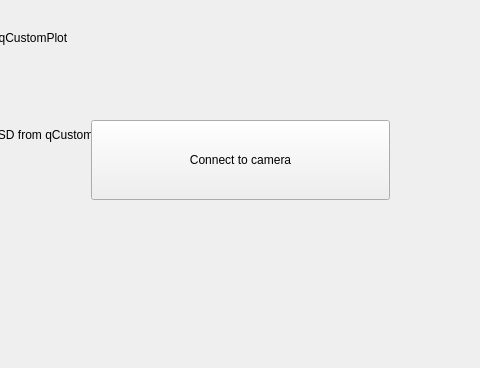
First picture: the form in ui/mainwindow.ui, repository wglowacki/camera_pulse_detector, before the edit; both pictures show x 439 to 919 and y 536 to 904 of the 1021 by 904 pixel window.
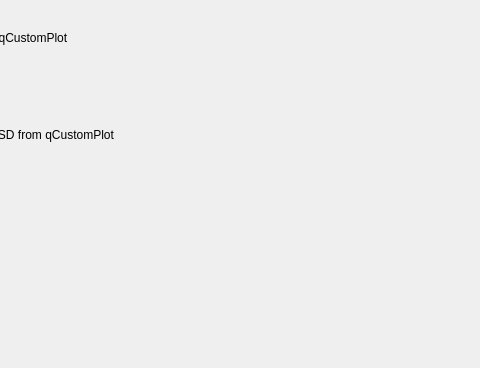
Second picture: the form after the edit.

```diff
--- a/ui/mainwindow.ui
+++ b/ui/mainwindow.ui
@@ -234,25 +234,6 @@
      </item>
     </layout>
    </widget>
-   <widget class="QPushButton" name="connectCameraButton_2">
-    <property name="geometry">
-     <rect>
-      <x>530</x>
-      <y>620</y>
-      <width>299</width>
-      <height>80</height>
-     </rect>
-    </property>
-    <property name="minimumSize">
-     <size>
-      <width>0</width>
-      <height>80</height>
-     </size>
-    </property>
-    <property name="text">
-     <string>Connect to camera</string>
-    </property>
-   </widget>
   </widget>
   <widget class="QToolBar" name="mainToolBar">
    <attribute name="toolBarArea">
```
Left out of the diff: 4 changed lines with no effect on the pictures.
